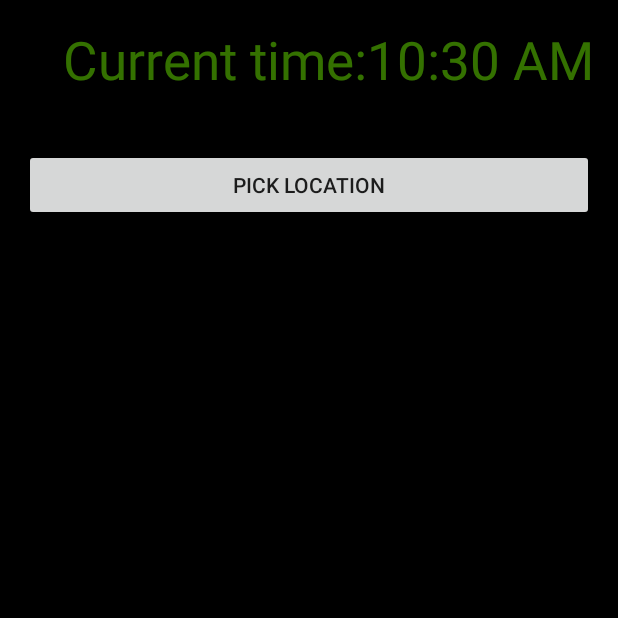
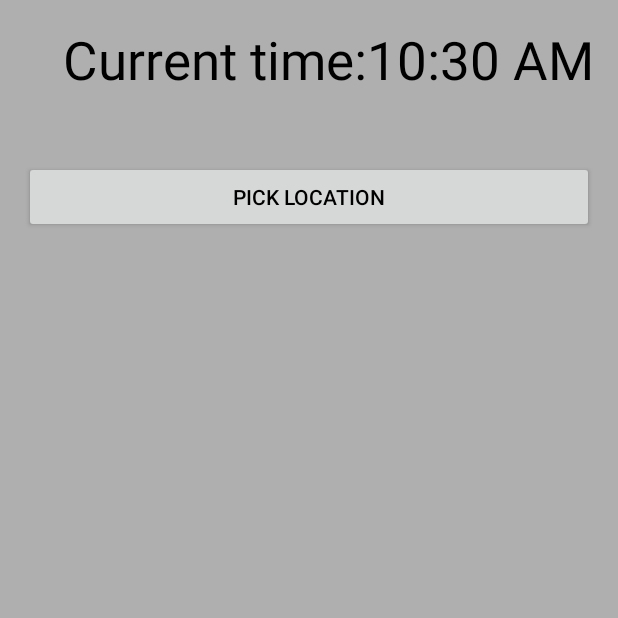
Before and after one commit to SimonFM/NiceAlarms_Desktop, an Android app: the screen it shows after launch (MainActivity), on a phone screen of 412 x 824 dp, the top half of it. Run offline under Robolectric (Android 15) with nearby library versions, the light colour scheme and no system bars.

Commit message:
Colour change
Changed from Black to Grey and from green to black

```diff
--- a/NiceAlarms/app/src/main/java/com/nicefeels/nicealarms/MapsActivity.java
+++ b/NiceAlarms/app/src/main/java/com/nicefeels/nicealarms/MapsActivity.java
@@ -21,7 +21,7 @@ import com.google.android.gms.maps.model.Marker;
 import com.google.android.gms.maps.model.MarkerOptions;
 
 
-public class MapsActivity extends Activity implements OnMapClickListener,OnMapLongClickListener, OnMarkerDragListener {
+public class MapsActivity extends Activity implements OnMapClickListener,OnMapLongClickListener,OnMarkerDragListener {
 
     /**
      * Constants
--- a/NiceAlarms/app/src/main/res/layout/activity_main.xml
+++ b/NiceAlarms/app/src/main/res/layout/activity_main.xml
@@ -4,31 +4,34 @@
     android:paddingRight="@dimen/activity_horizontal_margin"
     android:paddingTop="@dimen/activity_vertical_margin"
     android:paddingBottom="@dimen/activity_vertical_margin" tools:context=".MainActivity"
-    android:background="#ff000000">
+    android:background="#4d000000"
+    android:id="@+id/layout">
 
     <TextView android:text="Current time:" android:layout_width="wrap_content"
         android:layout_height="wrap_content"
-        android:textSize="35dp"
+        android:textSize="35sp"
         android:layout_alignBottom="@+id/textClock"
         android:layout_toStartOf="@+id/textClock"
-        android:textColor="#7175ff00"
-        android:id="@+id/textView2" />
+        android:id="@+id/textView2"
+        android:textColor="#ff000000" />
     <TextClock
         android:layout_width="wrap_content"
         android:layout_height="wrap_content"
         android:id="@+id/textClock"
-        android:textSize="35dp"
+        android:textSize="35sp"
         android:layout_alignParentTop="true"
         android:layout_alignParentEnd="true"
-        android:textColor="#7175ff00" />
+        android:textColor="#ff000000" />
 
     <Button
         android:layout_width="wrap_content"
         android:layout_height="wrap_content"
         android:text="Pick Location"
         android:id="@+id/locationButton"
+        android:layout_marginTop="44dp"
         android:layout_below="@+id/textView2"
         android:layout_alignParentStart="true"
-        android:layout_marginTop="36dp"
-        android:layout_alignEnd="@+id/textClock" />
+        android:layout_alignEnd="@+id/textClock"
+        android:textColor="#ff000000" />
+
 </RelativeLayout>
```
